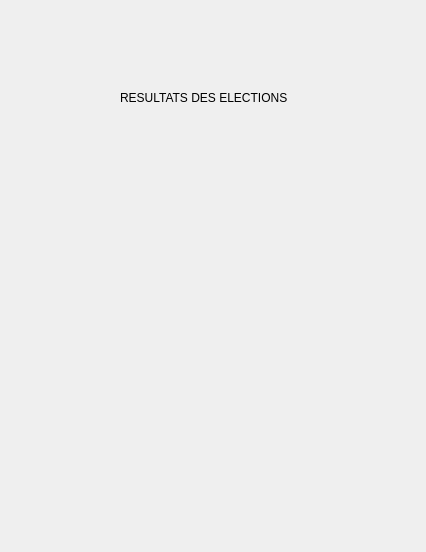
Old version of the form IHM 2/RESULTATS.ui in the repository enst-abstention/votes-alternatifs.
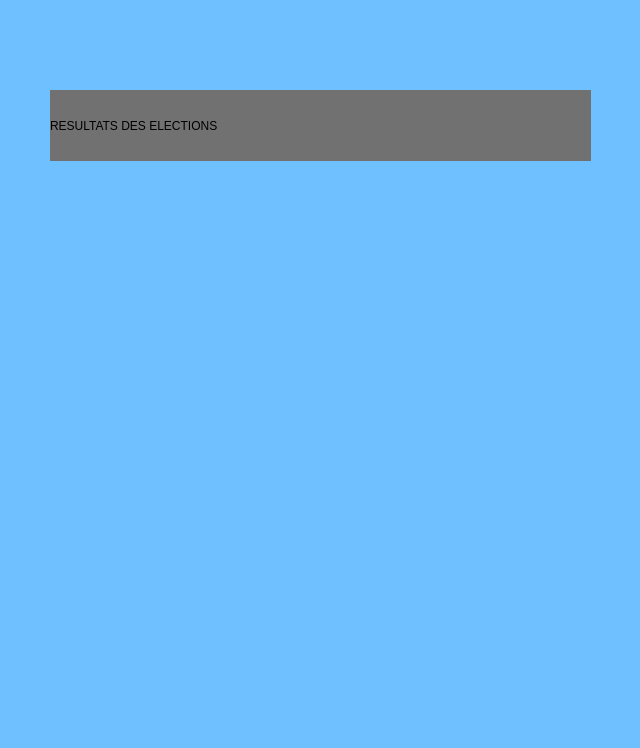
New version of the form.

```diff
--- a/IHM 2/RESULTATS.ui
+++ b/IHM 2/RESULTATS.ui
@@ -6,22 +6,33 @@
    <rect>
     <x>0</x>
     <y>0</y>
-    <width>426</width>
-    <height>552</height>
+    <width>640</width>
+    <height>748</height>
    </rect>
   </property>
   <property name="windowTitle">
    <string>Dialog</string>
   </property>
+  <property name="styleSheet">
+   <string notr="true">background-color: rgb(110, 192, 255);</string>
+  </property>
   <widget class="QLabel" name="label">
    <property name="geometry">
     <rect>
-     <x>120</x>
+     <x>50</x>
      <y>90</y>
-     <width>171</width>
-     <height>16</height>
+     <width>541</width>
+     <height>71</height>
     </rect>
    </property>
+   <property name="styleSheet">
+    <string notr="true">color: rgb(0, 0, 0);
+alternate-background-color: rgb(93, 93, 93);
+background-color: rgb(113, 113, 113);
+font: 8pt &quot;Kristen ITC&quot;;
+font: 20pt &quot;Kristen ITC&quot;;
+</string>
+   </property>
    <property name="text">
     <string>RESULTATS DES ELECTIONS</string>
    </property>
```
Left out of the diff: 4 changed lines with no effect on the pictures.
